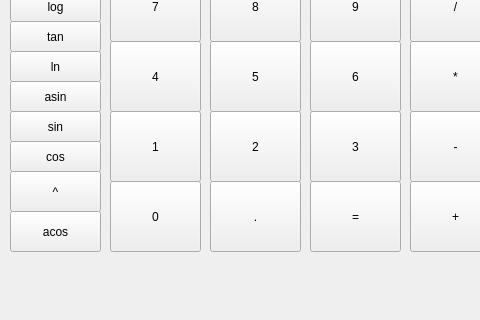
Above: calc/mainwindow.ui from AngelikaDe/calc_c- before the change; both pictures show x 0 to 480 and y 229 to 549 of the 812 by 549 pixel window. Below: the same form after it.
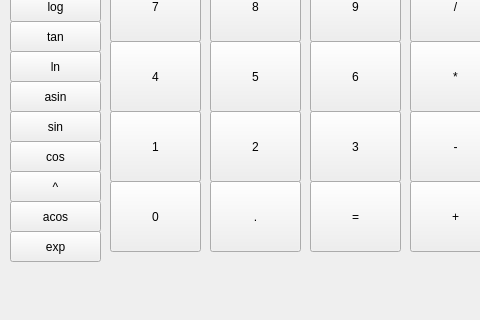
That is the form after the change. Custom widgets are drawn as their Qt base class.

Patch:
```diff
--- a/calc/mainwindow.ui
+++ b/calc/mainwindow.ui
@@ -400,9 +400,9 @@
     <property name="geometry">
      <rect>
       <x>10</x>
-      <y>440</y>
+      <y>430</y>
       <width>91</width>
-      <height>41</height>
+      <height>31</height>
      </rect>
     </property>
     <property name="text">
@@ -441,7 +441,7 @@
       <x>10</x>
       <y>400</y>
       <width>91</width>
-      <height>41</height>
+      <height>31</height>
      </rect>
     </property>
     <property name="text">
@@ -481,6 +481,19 @@
      </rect>
     </property>
    </widget>
+   <widget class="QPushButton" name="button_exp">
+    <property name="geometry">
+     <rect>
+      <x>10</x>
+      <y>460</y>
+      <width>91</width>
+      <height>31</height>
+     </rect>
+    </property>
+    <property name="text">
+     <string>exp</string>
+    </property>
+   </widget>
   </widget>
   <widget class="QMenuBar" name="menubar">
    <property name="geometry">
```
